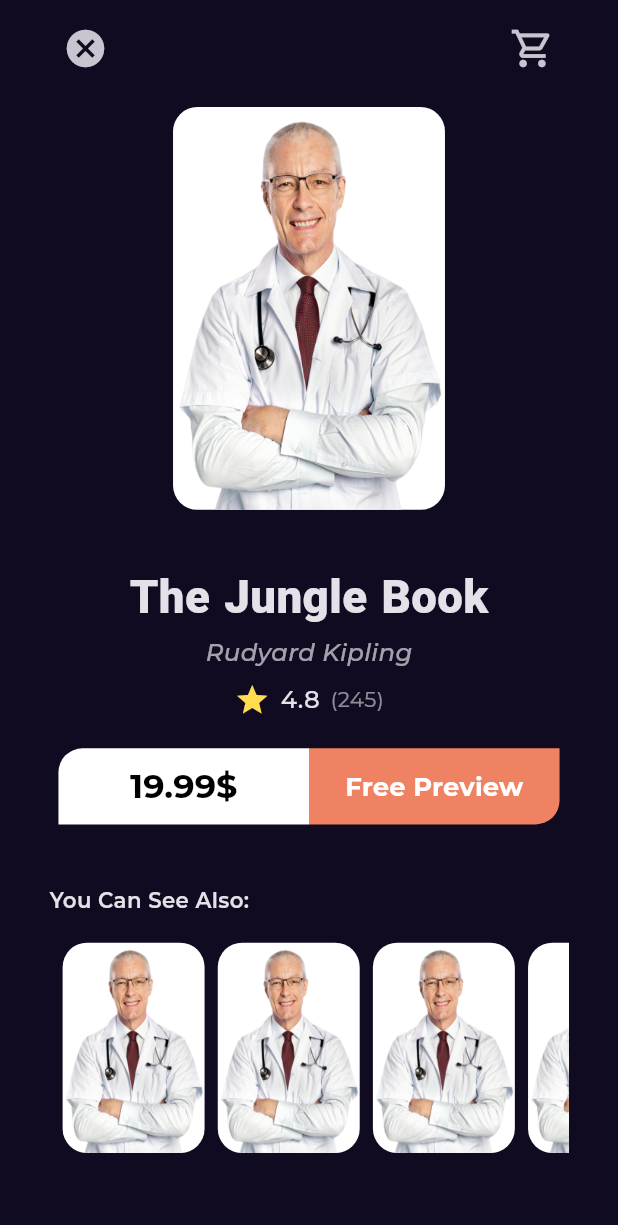
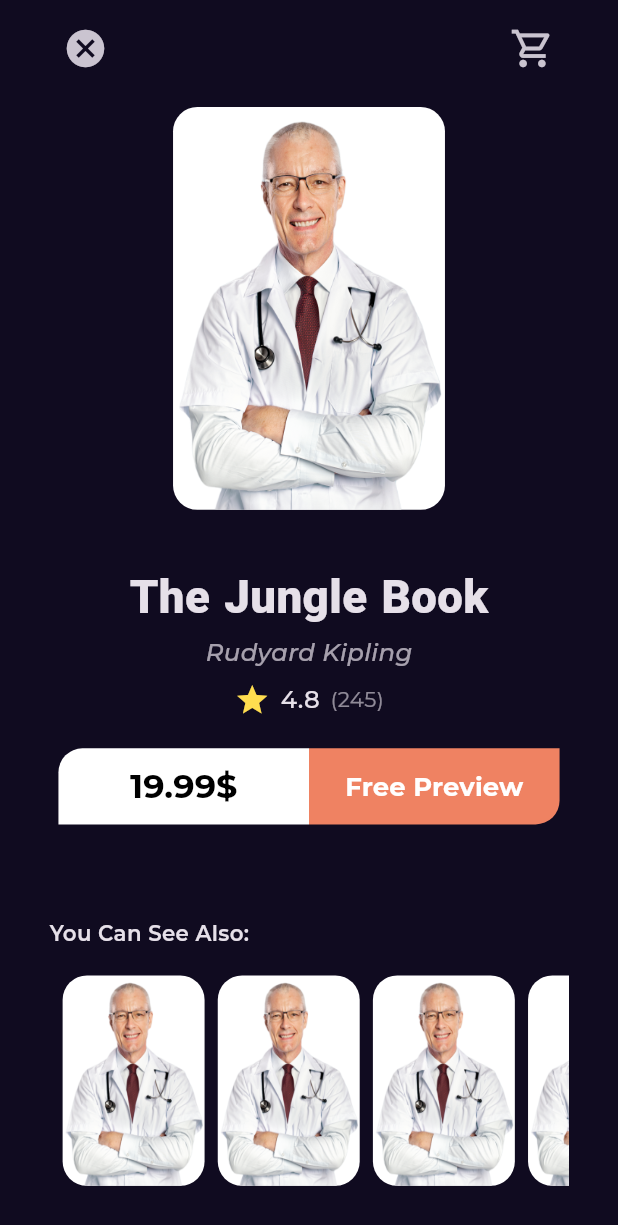
Before and after one commit to NumanSh/BooklyApp, a Flutter app: the BookDetailsView screen opened directly, on a phone screen of 412 x 824 dp. Shown: the top 1225 px of the screen. Run offline on Flutter 3.47's test engine with Material 3 defaults, Android fonts, the phone set to English and light mode, and no system bars; our stand-ins replace flutter_screenutil, flutter_svg, gap, get, google_fonts.

Commit message:
- added custom scroll view

```diff
--- a/bookly_app/lib/features/book/presentaion/view/widgets/book_details_view_body.dart
+++ b/bookly_app/lib/features/book/presentaion/view/widgets/book_details_view_body.dart
@@ -17,28 +17,34 @@ class BookDetailsViewBody extends StatelessWidget {
   @override
   Widget build(BuildContext context) {
     var width = MediaQuery.of(context).size.width;
-    return Padding(
+    return CustomScrollView(
+      slivers: [
+        SliverFillRemaining(
+          // hasScrollBody used for Setting this value to false will allow the child to fill the remainder of the viewport and not extend further
+          hasScrollBody: false,
+          child: Padding(
             padding: EdgeInsets.symmetric(horizontal: 30.w, vertical: 8.h),
             child: Column(
               children: [
                 const CustomBookDetailsAppBar(),
                 Padding(
-            padding:
-                EdgeInsets.symmetric(horizontal: width * 0.2, vertical: 15.h),
+                  padding: EdgeInsets.symmetric(
+                      horizontal: width * 0.2, vertical: 15.h),
                   child: const CustomBookImage(),
                 ),
                 Gap(20.h),
                 Text(
                   'The Jungle Book',
-            style: Styles.fontSize30Bold.copyWith(fontFamily: kinstrumentSerif),
+                  style: Styles.fontSize30Bold
+                      .copyWith(fontFamily: kinstrumentSerif),
                 ),
                 Gap(4.h),
                 Opacity(
                   opacity: 0.7,
                   child: Text(
                     'Rudyard Kipling',
-              style:
-                  Styles.fontSize16Medium.copyWith(fontStyle: FontStyle.italic),
+                    style: Styles.fontSize16Medium
+                        .copyWith(fontStyle: FontStyle.italic),
                   ),
                 ),
                 Gap(8.h),
@@ -48,7 +54,7 @@ class BookDetailsViewBody extends StatelessWidget {
                   padding: EdgeInsets.symmetric(horizontal: 6.0),
                   child: BookAction(),
                 ),
-          Gap(40.h),
+                Expanded(child: Gap(40.h)),
                 Align(
                   alignment: Alignment.topLeft,
                   child: Text(
@@ -60,8 +66,14 @@ class BookDetailsViewBody extends StatelessWidget {
                 ),
                 Gap(10.h),
                 const SimilarBooksListView(),
+                SizedBox(
+                  height: 25.h,
+                )
               ],
             ),
+          ),
+        )
+      ],
     );
   }
 }
```
Lines whose indentation alone changed are shown as unchanged.
